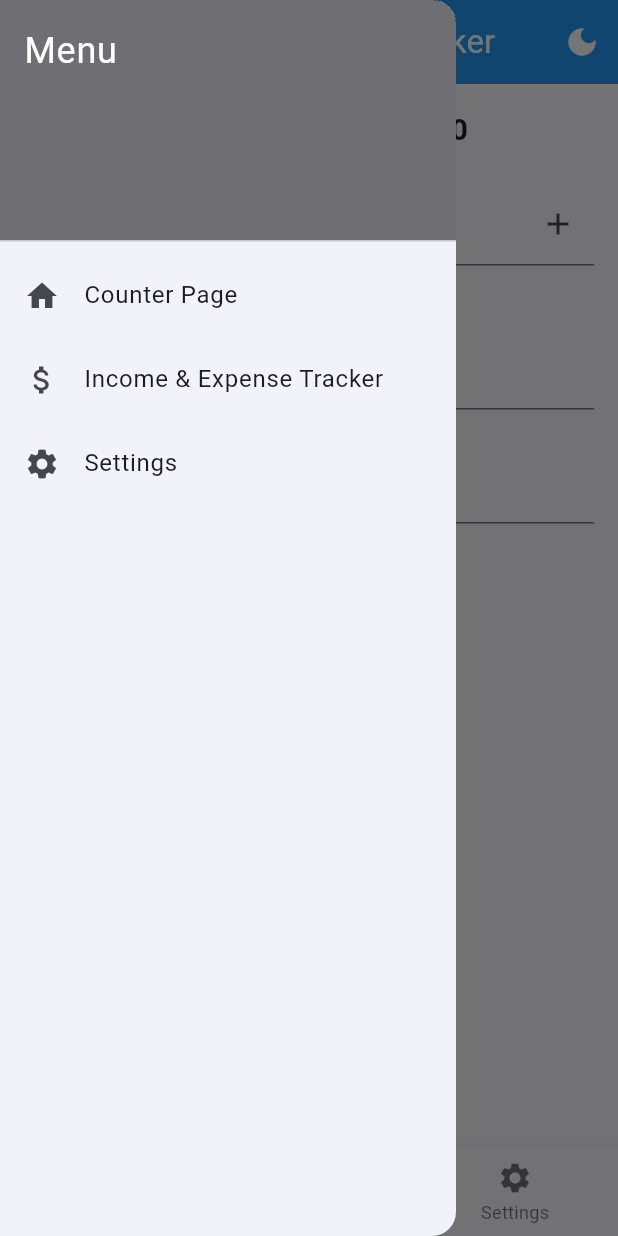
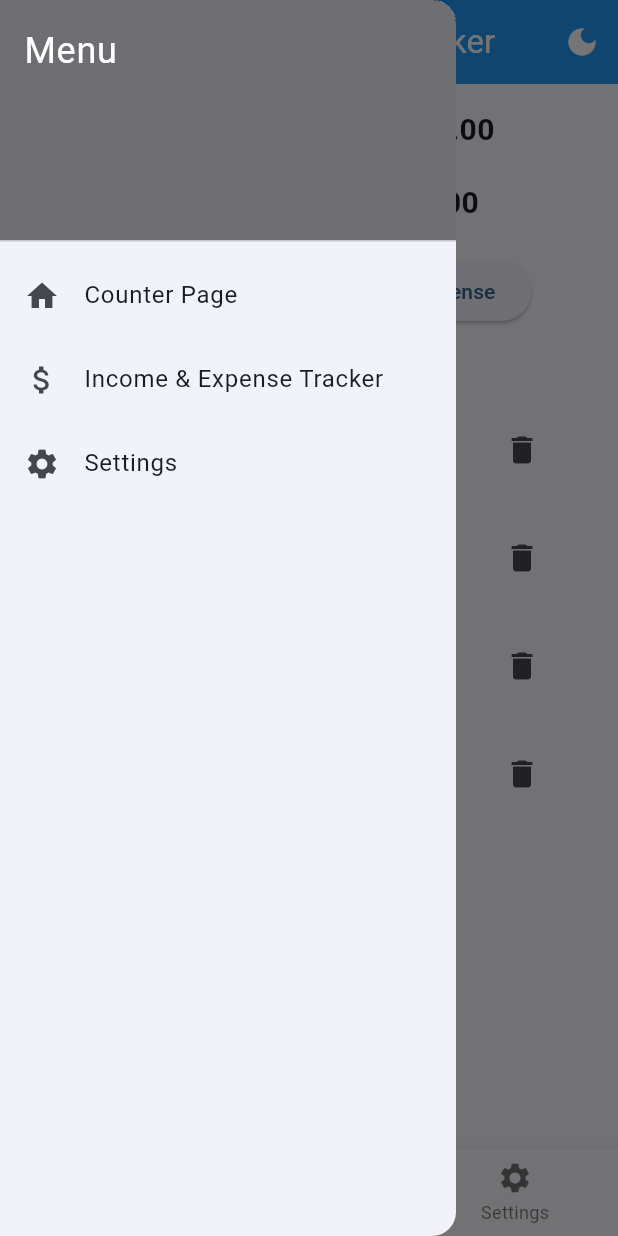
Before and after one commit to mahmudabir/flutter_practice, a Flutter app: the IncomeExpensePage screen opened by its route, with the side drawer open, on a phone screen of 412 x 824 dp. Run offline on Flutter 3.47's test engine with Material 3 defaults, Android fonts, the phone set to English and light mode, and no system bars; our stand-ins replace go_router, shared_preferences; accounts and stored records are empty.

Commit message:
some changes in UI

```diff
--- a/lib/pages/counter_page.dart
+++ b/lib/pages/counter_page.dart
@@ -1,9 +1,6 @@
 import 'dart:async';
 
 import 'package:flutter/material.dart';
-import 'package:flutter_practice/services/theme_service.dart';
-
-import 'package:provider/provider.dart';
 
 class CounterPage extends StatefulWidget {
   const CounterPage({
@@ -50,8 +47,6 @@ class _CounterPageState extends State<CounterPage> {
 
   @override
   Widget build(BuildContext context) {
-    final themeService = Provider.of<ThemeService>(context, listen: false);
-
     return Scaffold(
       body: Center(
         child: Column(
--- a/lib/pages/income_expense_page.dart
+++ b/lib/pages/income_expense_page.dart
@@ -1,72 +1,56 @@
 import 'package:flutter/material.dart';
-import 'package:flutter_practice/services/theme_service.dart';
-
-import 'package:provider/provider.dart';
+import 'package:go_router/go_router.dart';
 
 class IncomeExpensePage extends StatefulWidget {
   const IncomeExpensePage({
     super.key,
-  }); // Title is now handled by ScaffoldWithNavBar
-
-  // final String title; // Title is now handled by ScaffoldWithNavBar
+  });
 
   @override
   State<IncomeExpensePage> createState() => _IncomeExpensePageState();
 }
 
 class _IncomeExpensePageState extends State<IncomeExpensePage> {
+  List<Map<String, dynamic>> _transactions = [];
   double _balance = 0.0;
-  final List<Map<String, dynamic>> _expenses = [];
+  double _totalExpenses = 0.0;
 
-  final TextEditingController _incomeController = TextEditingController();
-  final TextEditingController _expenseAmountController =
-      TextEditingController();
-  final TextEditingController _expenseDescController = TextEditingController();
-
-  void _addIncome() {
-    final amount = double.tryParse(_incomeController.text);
-    if (amount != null && amount > 0) {
-      setState(() {
-        _balance += amount;
-      });
-      _incomeController.clear();
-    }
+  @override
+  void initState() {
+    super.initState();
+    // For now, initializing with some dummy data
+    _transactions = [
+      {'amount': 1000.0, 'description': 'Salary', 'isIncome': true},
+      {'amount': 50.0, 'description': 'Groceries', 'isIncome': false},
+      {'amount': 200.0, 'description': 'Rent', 'isIncome': false},
+      {'amount': 500.0, 'description': 'Freelance Payment', 'isIncome': true},
+    ];
+    _calculateTotals();
   }
 
-  void _addExpense() {
-    final amount = double.tryParse(_expenseAmountController.text);
-    final desc = _expenseDescController.text;
-
-    if (amount != null && amount > 0 && desc.isNotEmpty) {
-      setState(() {
-        _balance -= amount;
-        _expenses.add({'amount': amount, 'description': desc});
-      });
-      _expenseAmountController.clear();
-      _expenseDescController.clear();
-    } else {
-      ScaffoldMessenger.of(context).showSnackBar(
-        SnackBar(
-          content: Text('Invalid amount or description'),
-          showCloseIcon: true,
-          shape: RoundedRectangleBorder(),
-        ),
-      );
+  void _calculateTotals() {
+    _balance = 0.0;
+    _totalExpenses = 0.0;
+    for (var transaction in _transactions) {
+      if (transaction['isIncome']) {
+        _balance += transaction['amount'];
+      } else {
+        _balance -= transaction['amount'];
+        _totalExpenses += transaction['amount'];
+      }
     }
+    setState(() {}); // Update the UI with new totals
   }
 
-  @override
-  void dispose() {
-    _incomeController.dispose();
-    _expenseAmountController.dispose();
-    _expenseDescController.dispose();
-    super.dispose();
+  void _deleteTransaction(int index) {
+    setState(() {
+      _transactions.removeAt(index);
+    });
+    _calculateTotals();
   }
 
   @override
   Widget build(BuildContext context) {
-    final themeService = Provider.of<ThemeService>(context, listen: false);
-
     // Scaffold, AppBar, Drawer are now handled by ScaffoldWithNavBar
     return LayoutBuilder(
       builder: (context, constraints) {
@@ -84,51 +68,42 @@ class _IncomeExpensePageState extends State<IncomeExpensePage> {
                   style: TextStyle(fontSize: 20, fontWeight: FontWeight.bold),
                 ),
                 SizedBox(height: 20),
-                TextField(
-                  controller: _incomeController,
-                  keyboardType: TextInputType.number,
-                  decoration: InputDecoration(
-                    labelText: 'Add Income',
-                    suffixIcon: IconButton(
-                      icon: Icon(Icons.add),
-                      onPressed: _addIncome,
-                    ),
-                  ),
-                ),
-                SizedBox(height: 40),
-                TextField(
-                  controller: _expenseAmountController,
-                  keyboardType: TextInputType.number,
-                  decoration: InputDecoration(labelText: 'Expense Amount'),
+                Text(
+                  'Total Expenses: \$${_totalExpenses.toStringAsFixed(2)}',
+                  style: TextStyle(fontSize: 20, fontWeight: FontWeight.bold),
                 ),
                 SizedBox(height: 20),
-                TextField(
-                  controller: _expenseDescController,
-                  decoration: InputDecoration(labelText: 'Expense Description'),
-                ),
-                SizedBox(height: 10),
-                ElevatedButton(
-                  style: ElevatedButton.styleFrom(
-                    backgroundColor: Colors.deepPurple, // background color
-                    foregroundColor: Colors.white, // text color
-                    shape: RoundedRectangleBorder(
-                      borderRadius: BorderRadius.circular(100),
+                Row(
+                  mainAxisAlignment: MainAxisAlignment.spaceEvenly,
+                  children: [
+                    ElevatedButton(
+                      onPressed: () => context.go('/income-expense/add-income'),
+                      child: const Text('Add Income'),
                     ),
-                  ),
-                  onPressed: _addExpense,
-                  child: const Text('Add Expense'),
+                    ElevatedButton(
+                      onPressed: () => context.go('/income-expense/add-expense'),
+                      child: const Text('Add Expense'),
+                    ),
+                  ],
                 ),
                 SizedBox(height: 20),
-                Text('Expenses:', style: TextStyle(fontSize: 18)),
+                Text('Transactions:', style: TextStyle(fontSize: 18)),
                 Expanded(
                   child: ListView.builder(
-                    itemCount: _expenses.length,
+                    itemCount: _transactions.length,
                     itemBuilder: (context, index) {
-                      final expense = _expenses[index];
+                      final transaction = _transactions[index];
                       return ListTile(
-                        leading: const Icon(Icons.money_off),
-                        title: Text('\$${expense['amount']}'),
-                        subtitle: Text(expense['description']),
+                        leading: Icon(
+                          transaction['isIncome'] ? Icons.add_circle : Icons.remove_circle,
+                          color: transaction['isIncome'] ? Colors.green : Colors.red,
+                        ),
+                        title: Text('\$${transaction['amount']}'),
+                        subtitle: Text(transaction['description']),
+                        trailing: IconButton(
+                          icon: Icon(Icons.delete),
+                          onPressed: () => _deleteTransaction(index),
+                        ),
                       );
                     },
                   ),
--- a/lib/router/app_router.dart
+++ b/lib/router/app_router.dart
@@ -1,4 +1,6 @@
 import 'package:flutter/material.dart';
+import 'package:flutter_practice/pages/add_expense_page.dart';
+import 'package:flutter_practice/pages/add_income_page.dart';
 import 'package:go_router/go_router.dart';
 import 'package:flutter_practice/pages/counter_page.dart';
 import 'package:flutter_practice/pages/income_expense_page.dart';
@@ -15,11 +17,7 @@ final GoRouter router = GoRouter(
   routes: [
     ShellRoute(
       navigatorKey: _shellNavigatorKey,
-      builder: (context, state, child) {
-        // This is the shell UI that will wrap your pages
-        // It will contain the BottomNavigationBar and potentially an AppBar
-        return ScaffoldWithNavBar(child: child);
-      },
+      builder: (context, state, child) => ScaffoldWithNavBar(child: child),
       routes: [
         // Sub-routes for the shell
         GoRoute(
@@ -38,6 +36,16 @@ final GoRouter router = GoRouter(
           pageBuilder:
               (context, state) => const NoTransitionPage(child: SettingsPage()),
         ),
+        GoRoute(
+          path: '/income-expense/add-income',
+          pageBuilder:
+              (context, state) => const NoTransitionPage(child: AddIncomePage()),
+        ),
+        GoRoute(
+          path: '/income-expense/add-expense',
+          pageBuilder:
+              (context, state) => const NoTransitionPage(child: AddExpensePage()),
+        ),
       ],
     ),
     // Example of a route outside the shell (e.g., a login page or a detail page)
--- a/lib/widgets/scaffold_with_nav_bar.dart
+++ b/lib/widgets/scaffold_with_nav_bar.dart
@@ -105,8 +105,14 @@ class _ScaffoldWithNavBarState extends State<ScaffoldWithNavBar> {
   }
 
   String _getAppBarTitle(String location) {
-    if (location.startsWith('/counter')) {
-      return 'Counter Page';
+    if (location.startsWith('/income-expense/add-income')) {
+ return 'Add Income';
+    }
+    if (location.startsWith('/income-expense/add-expense')) {
+ return 'Add Expense';
+    }
+    if (location == '/counter') {
+      return 'Counter';
     }
     if (location.startsWith('/income-expense')) {
       return 'Income & Expense Tracker';
```
Also changed, not shown: lib/pages/add_expense_page.dart (added, +96 -0 lines), lib/pages/add_income_page.dart (added, +93 -0 lines).
